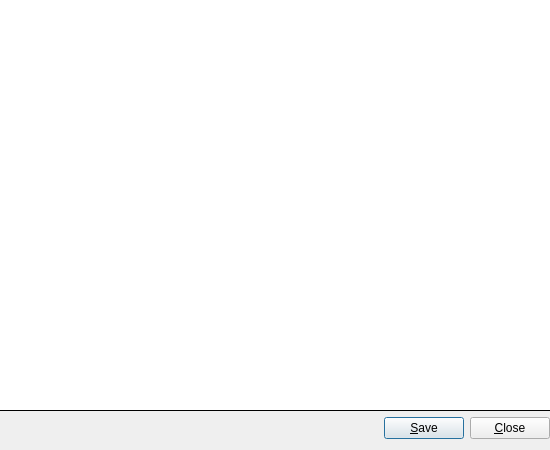
Old version of the form JsonEditorDialog.ui in the repository SyDevTeam/gta5view.
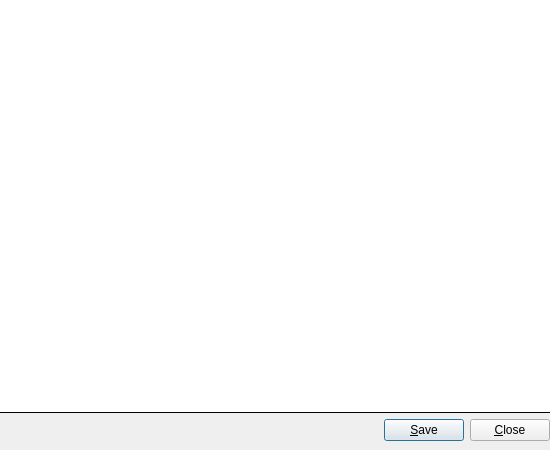
New version of the form.

```diff
--- a/JsonEditorDialog.ui
+++ b/JsonEditorDialog.ui
@@ -23,6 +23,9 @@
    <property name="rightMargin">
     <number>0</number>
    </property>
+   <property name="bottomMargin">
+    <number>9</number>
+   </property>
    <item>
     <layout class="QVBoxLayout" name="vlJSON">
      <property name="spacing">
```
